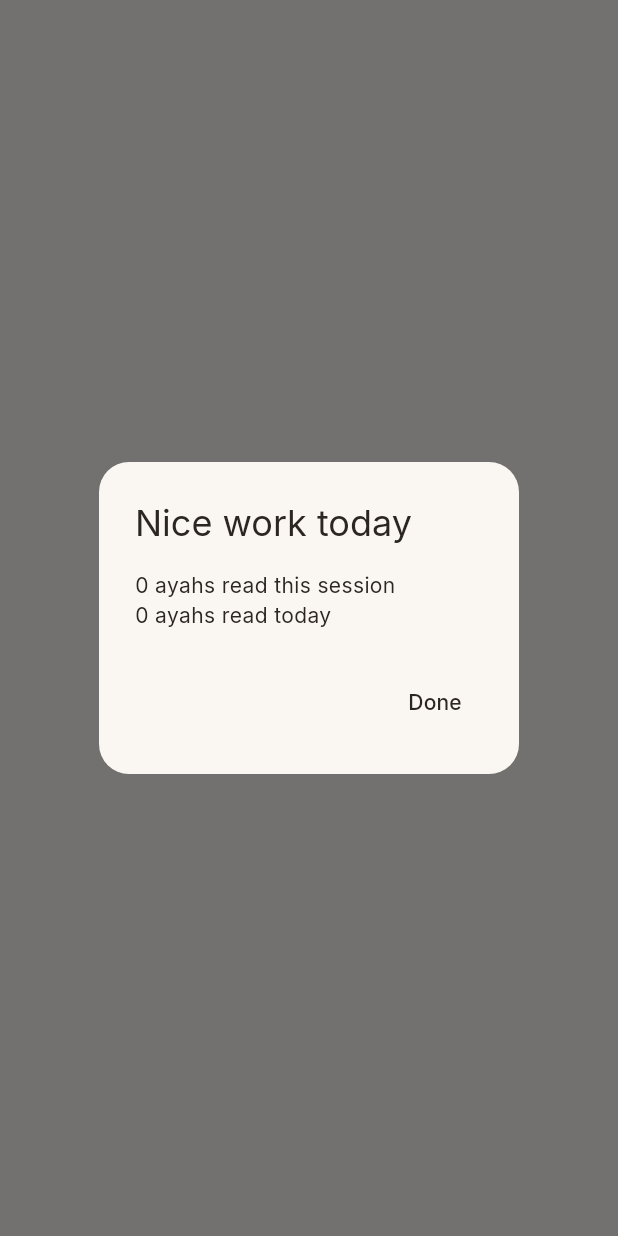
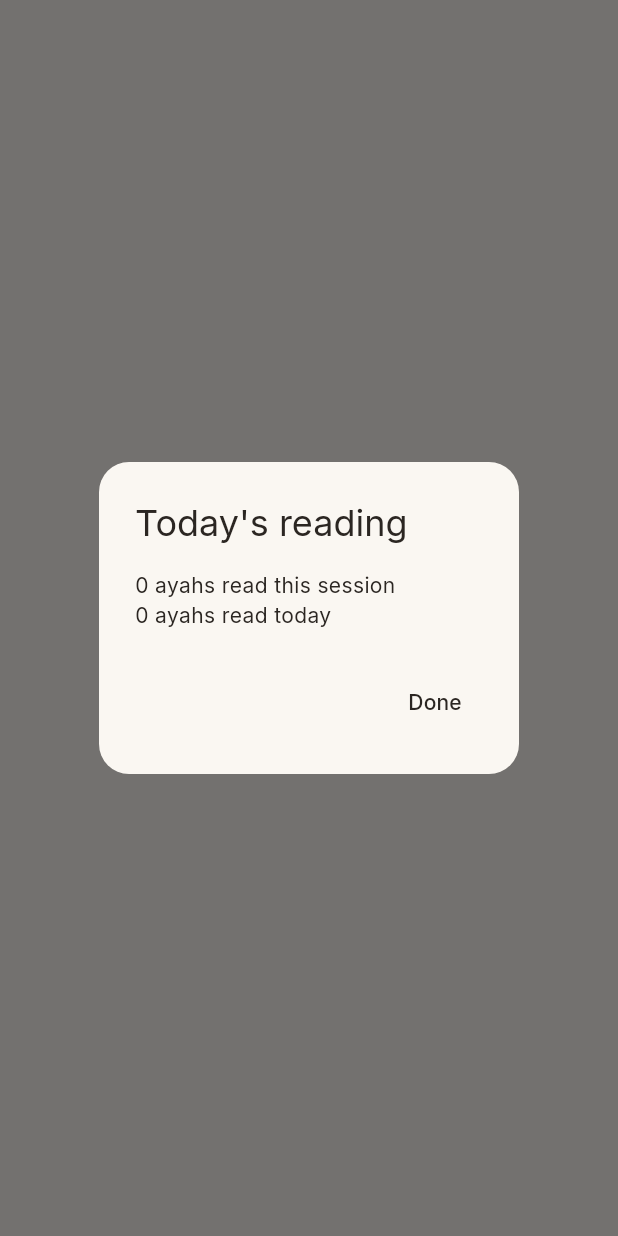
Before and after one commit to afnanpvt/wird, a Flutter app: what showCompletionDialog() shows on an empty page, opened directly with empty values, on a phone screen of 412 x 824 dp. Run offline on Flutter 3.47's test engine with Material 3 defaults, Android fonts, the phone set to English and light mode, and no system bars; our stand-ins replace confetti, hive, hive_flutter; accounts and stored records are empty; statements that could not run were skipped.

Commit message:
fix continue-reading not refreshing live, red spellcheck underline, coach tour font, confetti colors, and auto-backup leaking data off-device
- saveLastPosition never called notifyListeners, so Home's Continue
  Reading card only ever showed a restart-old position
- name fields left autocorrect/suggestions on, so Android's own
  spellcheck was underlining them in red regardless of accessibility
  settings
- CoachTour rendered outside any Material ancestor, so its text fell
  back to the platform default font instead of Inter
- confetti used the UI's monochrome palette instead of real
  celebration colors
- completion dialog congratulated "Nice work today" even for a
  trivial 1-2 ayah session
- AndroidManifest never set allowBackup=false, so Android could
  silently back this app's data up to the user's Google account -
  directly contradicting the no-cloud-sync claim in the README

```diff
--- a/lib/screens/onboarding_screen.dart
+++ b/lib/screens/onboarding_screen.dart
@@ -126,6 +126,8 @@ class _NameStep extends StatelessWidget {
             controller: controller,
             autofocus: true,
             textCapitalization: TextCapitalization.words,
+            autocorrect: false,
+            enableSuggestions: false,
             style: const TextStyle(fontSize: 18),
             decoration: InputDecoration(
               hintText: 'Your name',
--- a/lib/screens/settings_screen.dart
+++ b/lib/screens/settings_screen.dart
@@ -66,6 +66,8 @@ class _SettingsScreenState extends State<SettingsScreen> {
           TextField(
             controller: _nameController,
             textCapitalization: TextCapitalization.words,
+            autocorrect: false,
+            enableSuggestions: false,
             decoration: InputDecoration(
               hintText: 'Your name',
               filled: true,
--- a/lib/services/app_state.dart
+++ b/lib/services/app_state.dart
@@ -83,6 +83,7 @@ class AppState extends ChangeNotifier {
   Future<void> saveLastPosition(ReadingProgress progress) async {
     lastPosition = progress;
     await _progressService.saveLastPosition(progress);
+    notifyListeners();
   }
 
   Future<void> saveName(String name) async {
--- a/lib/widgets/completion_dialog.dart
+++ b/lib/widgets/completion_dialog.dart
@@ -5,11 +5,14 @@ Future<void> showCompletionDialog(
   required int ayahsThisSession,
   required int ayahsToday,
 }) {
+  // A short session (a page or two before stopping) hasn't earned
+  // congratulating - only genuinely substantive sessions get the praise.
+  final title = ayahsThisSession < 5 ? "Today's reading" : 'Nice work today';
   return showDialog(
     context: context,
     builder: (context) => AlertDialog(
       shape: RoundedRectangleBorder(borderRadius: BorderRadius.circular(20)),
-      title: const Text('Nice work today'),
+      title: Text(title),
       content: Text(
         '$ayahsThisSession ayah${ayahsThisSession == 1 ? '' : 's'} read this session\n'
         '$ayahsToday ayah${ayahsToday == 1 ? '' : 's'} read today',
```
Also changed, not shown: lib/screens/reading_screen.dart (+10 -4 lines), lib/widgets/coach_tour.dart (+8 -1 lines), 1 other file.
